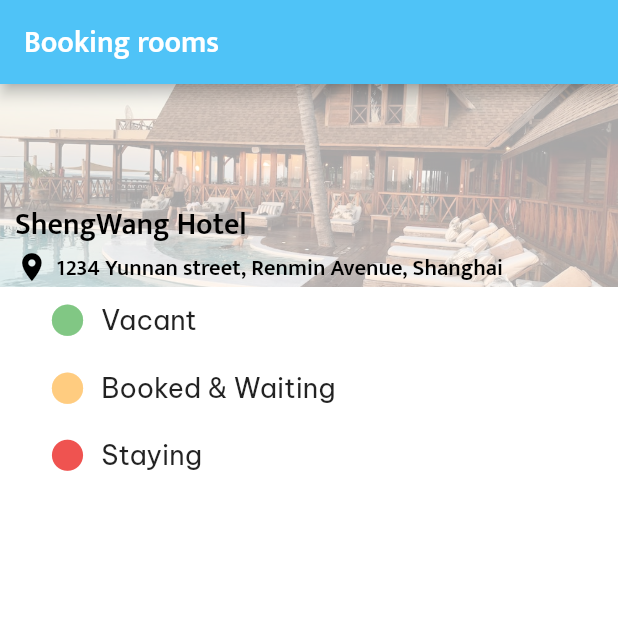
After one commit to tuanvu9981/travel_app, a Flutter app: the screen it shows after launch, on a phone screen of 412 x 824 dp, the top half of it. The commit adds this screen. Run offline on Flutter 3.47's test engine with Material 2 defaults, Android fonts, the phone set to English and light mode, and no system bars; our stand-ins replace carousel_slider, font_awesome_flutter.

Commit message:
feat: add booking room screen (1)

```diff
--- a/lib/main.dart
+++ b/lib/main.dart
@@ -1,4 +1,5 @@
 import 'package:flutter/material.dart';
+import 'package:travel_app/screens/booking_room/booking_room.dart';
 import 'package:travel_app/screens/destination_all_list/destination_all_list.dart';
 import 'package:travel_app/screens/home/home.screen.dart';
 
@@ -28,7 +29,8 @@ class MyApp extends StatelessWidget {
       // onGenerateRoute: (RouteSettings settings) => {
 
       // },
-      home: HomeScreen(),
+      home: BookingRoom(),
+      // home: HomeScreen(),
       // home: const SignUpScreen(),
       // home: const SignInScreen(),
 
--- a/lib/models/hotel.model.dart
+++ b/lib/models/hotel.model.dart
@@ -21,10 +21,10 @@ class Room {
     floor = json['floor'] as int;
     level = json['level'] as String;
     if (json['intendedCheckinTime'] != null) {
-      intendedCheckinTime = json['intendedCheckinTime'] as String;
+      intendedCheckinTime = json['intendedCheckinTime'];
     }
     if (json['intendedCheckoutTime'] != null) {
-      intendedCheckoutTime = json['intendedCheckoutTime'] as String;
+      intendedCheckoutTime = json['intendedCheckoutTime'];
     }
   }
 
--- /dev/null
+++ b/lib/screens/booking_room/booking_room.dart
@@ -0,0 +1,206 @@
+import 'package:flutter/material.dart';
+import 'package:travel_app/models/hotel.model.dart';
+import 'package:travel_app/utils/home.info.dart';
+import 'package:travel_app/utils/hotel.status.dart';
+
+class BookingRoom extends StatefulWidget {
+  final hotel = Hotel(
+    imageUrl: 'assets/images/hotel1.jpeg',
+    name: 'ShengWang Hotel',
+    address: '1234 Yunnan street, Renmin Avenue, Shanghai',
+    price: 509,
+    rooms: <Room>[
+      Room(
+        roomId: '200',
+        status: 'booked',
+        floor: 2,
+        level: 'luxury',
+        intendedCheckinTime: HomeInfoUtil().formatDateTime(
+          DateTime.parse('2023-01-23 09:30:01Z'),
+        ),
+        intendedCheckoutTime: HomeInfoUtil().formatDateTime(
+          DateTime.parse('2023-01-26 16:30:02Z'),
+        ),
+      ),
+      Room(
+        roomId: '201',
+        status: 'vacant',
+        floor: 2,
+        level: 'luxury',
+      ),
+      Room(
+        roomId: '202',
+        status: 'stayed',
+        floor: 2,
+        level: 'economy',
+        intendedCheckinTime: HomeInfoUtil().formatDateTime(
+          DateTime.parse('2023-01-23 09:30:01Z'),
+        ),
+        intendedCheckoutTime: HomeInfoUtil().formatDateTime(
+          DateTime.parse('2023-01-26 16:30:02Z'),
+        ),
+      ),
+      Room(
+        roomId: '300',
+        status: 'vacant',
+        floor: 3,
+        level: 'luxury',
+      ),
+      Room(
+        roomId: '301',
+        status: 'stayed',
+        floor: 3,
+        level: 'economy',
+        intendedCheckinTime: HomeInfoUtil().formatDateTime(
+          DateTime.parse('2023-01-23 09:30:01Z'),
+        ),
+        intendedCheckoutTime: HomeInfoUtil().formatDateTime(
+          DateTime.parse('2023-01-26 16:30:02Z'),
+        ),
+      ),
+      Room(
+        roomId: '302',
+        status: 'stayed',
+        floor: 3,
+        level: 'economy',
+        intendedCheckinTime: HomeInfoUtil().formatDateTime(
+          DateTime.parse('2023-01-23 09:30:01Z'),
+        ),
+        intendedCheckoutTime: HomeInfoUtil().formatDateTime(
+          DateTime.parse('2023-01-26 16:30:02Z'),
+        ),
+      ),
+      Room(
+        roomId: '400',
+        status: 'booked',
+        floor: 4,
+        level: 'luxury',
+        intendedCheckinTime: HomeInfoUtil().formatDateTime(
+          DateTime.parse('2023-03-18T16:00:00Z'),
+        ),
+        intendedCheckoutTime: HomeInfoUtil().formatDateTime(
+          DateTime.parse('2023-01-26 16:30:02Z'),
+        ),
+      ),
+      Room(
+        roomId: '401',
+        status: 'vacant',
+        floor: 4,
+        level: 'economy',
+      ),
+      Room(
+        roomId: '402',
+        status: 'vacant',
+        floor: 4,
+        level: 'economy',
+      ),
+    ],
+  );
+
+  BookingRoom({Key? key}) : super(key: key);
+
+  @override
+  BookingRoomState createState() => BookingRoomState();
+}
+
+class BookingRoomState extends State<BookingRoom> {
+  @override
+  void initState() {
+    super.initState();
+  }
+
+  Widget _buildStatusLine(RoomStatus roomStatus) {
+    return Container(
+      margin: const EdgeInsets.symmetric(horizontal: 32.5, vertical: 10.0),
+      child: Row(
+        children: [
+          roomStatus.icon,
+          const SizedBox(width: 10.0),
+          roomStatus.text
+        ],
+      ),
+    );
+  }
+
+  @override
+  Widget build(BuildContext context) {
+    return Scaffold(
+      appBar: AppBar(
+        title: const Text(
+          'Booking rooms',
+          style: TextStyle(
+            fontSize: 20.0,
+            fontFamily: 'Mukta',
+            fontWeight: FontWeight.bold,
+          ),
+        ),
+        backgroundColor: Theme.of(context).primaryColorLight,
+      ),
+      body: SafeArea(
+        child: Container(
+          color: Colors.white,
+          child: ListView(
+            children: [
+              Stack(
+                alignment: Alignment.bottomLeft,
+                children: [
+                  Image(
+                    image: AssetImage(widget.hotel.imageUrl!),
+                    fit: BoxFit.cover,
+                    width: double.infinity,
+                    height: 135.0,
+                    color: Colors.white.withOpacity(0.35),
+                    colorBlendMode: BlendMode.modulate,
+                  ),
+                  Padding(
+                    padding: const EdgeInsets.symmetric(horizontal: 10.0),
+                    child: Column(
+                      crossAxisAlignment: CrossAxisAlignment.start,
+                      children: [
+                        Text(
+                          widget.hotel.name!,
+                          style: const TextStyle(
+                            fontFamily: 'Mukta',
+                            fontSize: 20.0,
+                            fontWeight: FontWeight.bold,
+                            color: Colors.black,
+                          ),
+                        ),
+                        Row(
+                          crossAxisAlignment: CrossAxisAlignment.start,
+                          children: [
+                            const Icon(
+                              Icons.location_on,
+                              size: 22.5,
+                              color: Colors.black,
+                            ),
+                            const SizedBox(width: 5.0),
+                            Container(
+                              padding: const EdgeInsets.only(right: 15.0),
+                              child: Text(
+                                widget.hotel.address!,
+                                style: const TextStyle(
+                                  fontFamily: 'Mukta',
+                                  fontSize: 15.0,
+                                  fontWeight: FontWeight.bold,
+                                  color: Colors.black,
+                                ),
+                                maxLines: 2,
+                                overflow: TextOverflow.ellipsis,
+                              ),
+                            ),
+                          ],
+                        ),
+                      ],
+                    ),
+                  ),
+                ],
+              ),
+              ...LStatus().status.map((e) => _buildStatusLine(e)).toList(),
+            ],
+          ),
+        ),
+      ),
+    );
+  }
+}
--- a/lib/screens/home/booking.tab.dart
+++ b/lib/screens/home/booking.tab.dart
@@ -20,8 +20,8 @@ class BookingTabState extends State<BookingTab> {
     roomLevel: 'Luxury',
     price: 509,
     bookingDate: DateTime.parse('2023-01-20 20:18:04Z'),
-    checkInDate: DateTime.parse('2023-01-23 09:30:01Z'),
-    checkOutDate: DateTime.parse('2023-01-26 16:30:02Z'),
+    checkInDate: DateTime.parse('2023-01-18T16:00:00Z'),
+    checkOutDate: DateTime.parse('2023-01-26T16:30:02Z'),
   );
 
   final history2 = History(
@@ -32,19 +32,17 @@ class BookingTabState extends State<BookingTab> {
     roomLevel: 'Economy',
     price: 200,
     bookingDate: DateTime.parse('2022-11-18 18:57:05Z'),
-    checkInDate: DateTime.parse('2022-11-24 11:30:04Z'),
-    checkOutDate: DateTime.parse('2022-11-28 18:00:09Z'),
+    checkInDate: DateTime.parse('2022-11-24T11:30:04Z'),
+    checkOutDate: DateTime.parse('2022-11-28T18:00:09Z'),
   );
 
   @override
   Widget build(BuildContext context) {
-    return ListView(
+    return Container(
+      margin: const EdgeInsets.symmetric(horizontal: 15.0, vertical: 7.5),
+      child: ListView(
+        // default of ListView: vertical
         children: <Widget>[
-        Container(
-          margin: const EdgeInsets.symmetric(horizontal: 15.0, vertical: 7.5),
-          child: Column(
-            crossAxisAlignment: CrossAxisAlignment.start,
-            children: [
           Container(
             padding: const EdgeInsets.all(15.0),
             child: Row(
@@ -68,8 +66,6 @@ class BookingTabState extends State<BookingTab> {
           BookingHistoryLine(userHistory: history2),
         ],
       ),
-        ),
-      ],
     );
   }
 }
--- a/lib/screens/home/personal.tab.dart
+++ b/lib/screens/home/personal.tab.dart
@@ -173,9 +173,6 @@ class PersonalTabState extends State<PersonalTab> {
   Widget build(BuildContext context) {
     return ListView(
       children: <Widget>[
-        Column(
-          crossAxisAlignment: CrossAxisAlignment.start,
-          children: [
         _buildGroupTitle(Colors.blue[400], "Personal Information"),
         Container(
           color: Colors.white,
@@ -272,8 +269,6 @@ class PersonalTabState extends State<PersonalTab> {
           () {},
         ),
       ],
-        ),
-      ],
     );
   }
 }
--- /dev/null
+++ b/lib/utils/hotel.status.dart
@@ -0,0 +1,33 @@
+import 'package:flutter/material.dart';
+
+class RoomStatus {
+  Icon icon;
+  Text text;
+  RoomStatus({required this.icon, required this.text});
+}
+
+class LStatus {
+  final status = <RoomStatus>[
+    RoomStatus(
+      icon: Icon(Icons.circle, size: 25.0, color: Colors.green[300]),
+      text: const Text(
+        'Vacant',
+        style: TextStyle(fontFamily: 'VNPro', fontSize: 18.0),
+      ),
+    ),
+    RoomStatus(
+      icon: Icon(Icons.circle, size: 25.0, color: Colors.orange[200]),
+      text: const Text(
+        'Booked & Waiting',
+        style: TextStyle(fontFamily: 'VNPro', fontSize: 18.0),
+      ),
+    ),
+    RoomStatus(
+      icon: Icon(Icons.circle, size: 25.0, color: Colors.red[400]),
+      text: const Text(
+        'Staying',
+        style: TextStyle(fontFamily: 'VNPro', fontSize: 18.0),
+      ),
+    )
+  ];
+}
```
Lines whose indentation alone changed are shown as unchanged.
